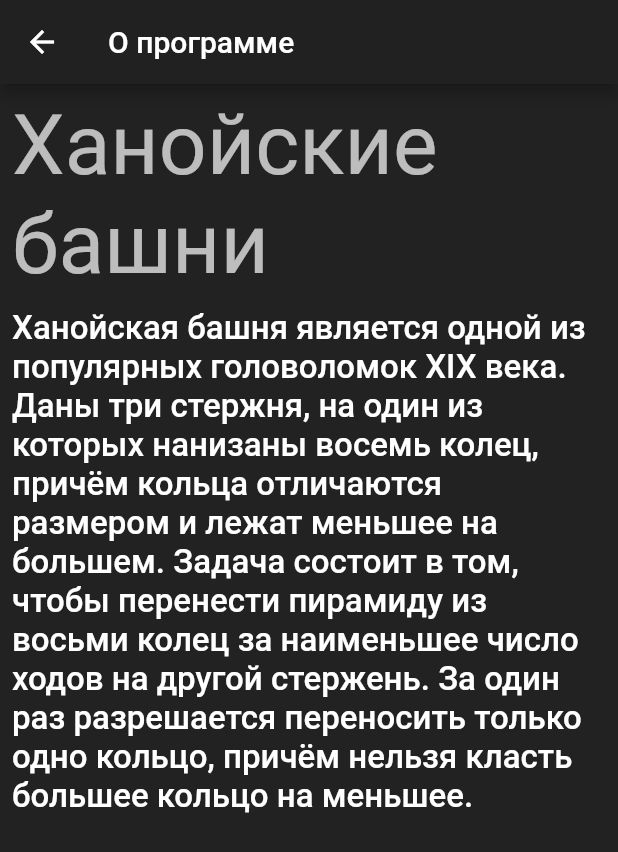
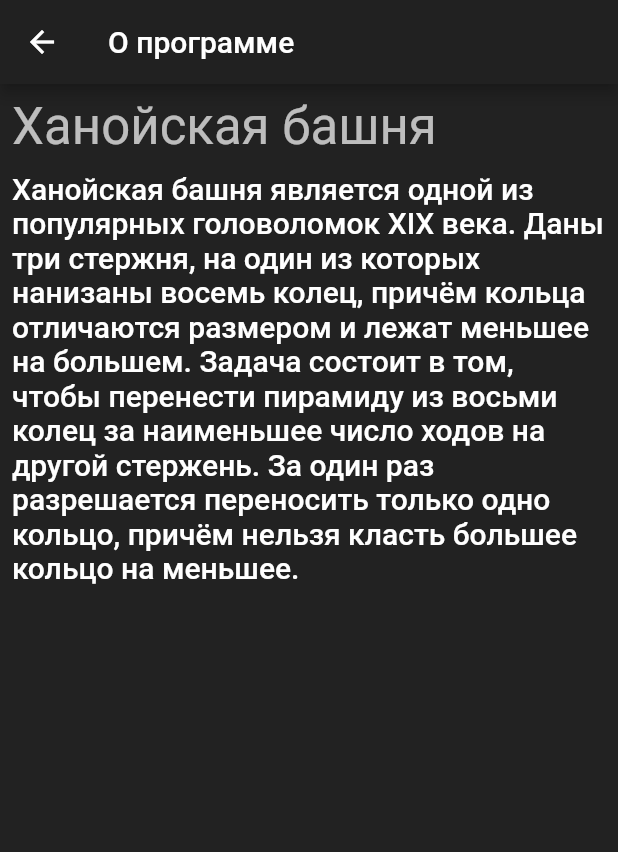
Before and after one commit to FairSuspect/hanoi_tower, a Flutter app: the InfoScreen screen opened by its route, on a phone screen of 412 x 824 dp. Shown: the top 852 px of the screen. Run offline on Flutter 3.47's test engine with Material 2 defaults, Android fonts, the phone set to English and light mode, and no system bars; our stand-ins replace flutter_redux, localstorage, redux.

Commit message:
ui improves

```diff
--- a/lib/screens/info_screen.dart
+++ b/lib/screens/info_screen.dart
@@ -10,11 +10,12 @@
       body: SafeArea(
           child: Padding(
         padding: const EdgeInsets.all(8.0),
+        child: SingleChildScrollView(
           child: Column(
             crossAxisAlignment: CrossAxisAlignment.start,
             children: [
-            Text("Ханойские башни",
-                style: Theme.of(context).textTheme.headline2),
+              Text("Ханойская башня",
+                  style: Theme.of(context).textTheme.headline4),
               Container(
                 padding: EdgeInsets.only(top: 10),
                 child: Text(
@@ -22,10 +23,11 @@
                   style: Theme.of(context)
                       .textTheme
                       .bodyText1!
-                    .merge(TextStyle(fontSize: 22)),
+                      .merge(TextStyle(fontSize: 20)),
                 ),
               )
             ],
+          ),
         ),
       )),
     );
--- a/lib/screens/play_screen.dart
+++ b/lib/screens/play_screen.dart
@@ -180,7 +180,7 @@
 
   void computerPlay() async {
     while (isPlaying) {
-      await Future.delayed(Duration(milliseconds: 100));
+      await Future.delayed(Duration(milliseconds: 1));
       randomNumber = Random().nextInt(3);
       if (randomNumber != lastNumber) {
         if (elevetedDisk != null) {
```
Also changed, not shown: lib/main.dart (+5 -5 lines), pubspec.lock. Lines whose indentation alone changed are shown as unchanged.
